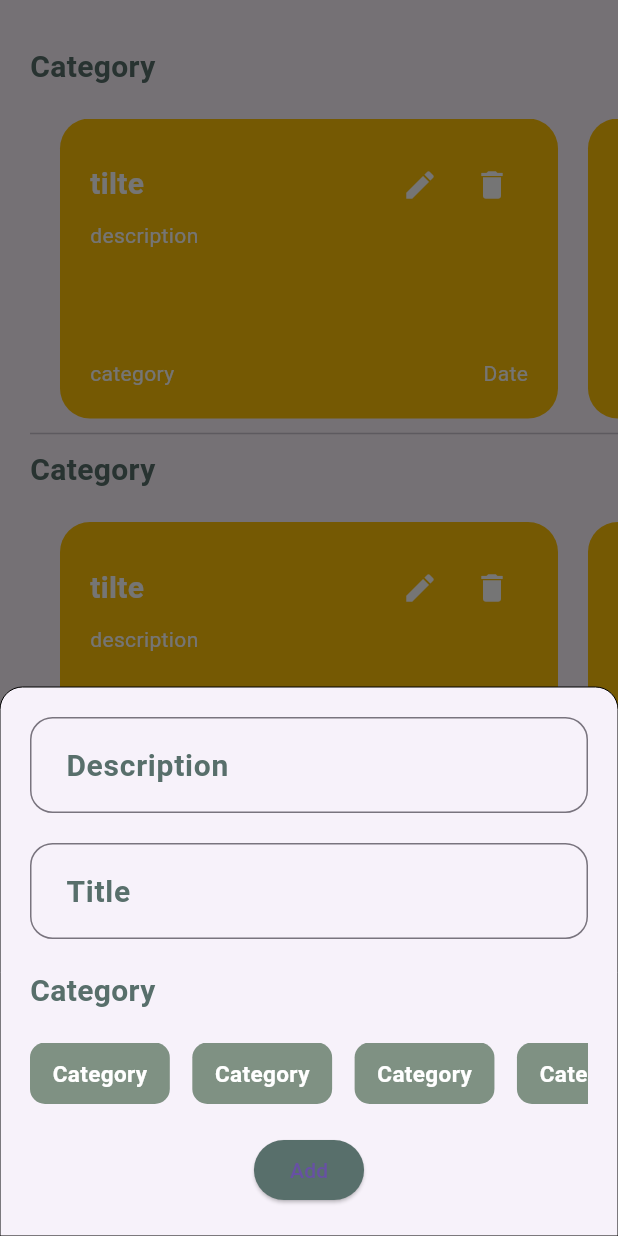
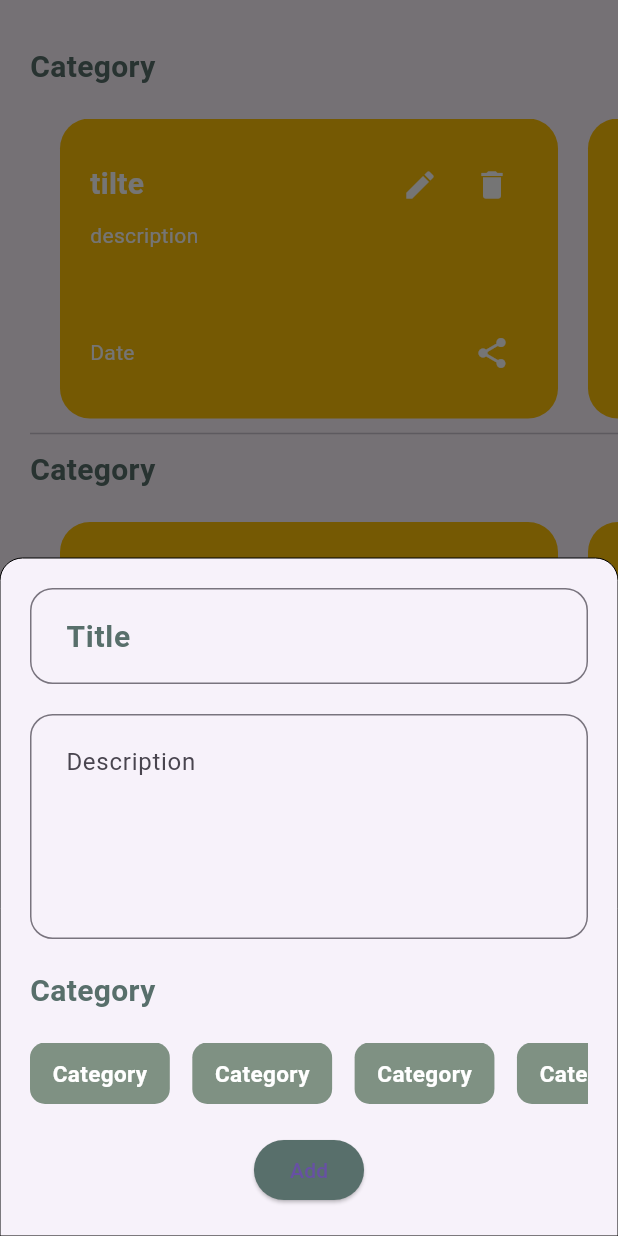
Before and after one commit to muhammed-aslam-pm/Notes-App, a Flutter app: the screen it shows after launch, after a tap on the "add" icon, on a phone screen of 412 x 824 dp. Run offline on Flutter 3.47's test engine with Material 3 defaults, Android fonts, the phone set to English and light mode, and no system bars.

Commit message:
hive installed

```diff
--- a/lib/view/home_screen/home_screen.dart
+++ b/lib/view/home_screen/home_screen.dart
@@ -61,7 +61,7 @@ class _HomeScreenState extends State<HomeScreen> {
                 TextField(
                   maxLines: 1,
                   decoration: InputDecoration(
-                    labelText: "Description",
+                    labelText: "Title",
                     labelStyle: TextStyle(
                         color: ColorConstants.primaryColor,
                         fontSize: 20,
@@ -78,10 +78,17 @@ class _HomeScreenState extends State<HomeScreen> {
                 SizedBox(
                   height: 20,
                 ),
-                TextField(
+                SizedBox(
+                  height: 150,
+                  child: TextField(
                     maxLines: null,
+                    expands: true,
+                    textAlignVertical: TextAlignVertical.top,
+                    textAlign: TextAlign.start,
+                    keyboardType: TextInputType.multiline,
                     decoration: InputDecoration(
-                    labelText: "Title",
+                      hintText: "Description",
+
                       labelStyle: TextStyle(
                           color: ColorConstants.primaryColor,
                           fontSize: 20,
@@ -93,6 +100,7 @@ class _HomeScreenState extends State<HomeScreen> {
                           )),
                       isDense: false, // Added this
                       contentPadding: EdgeInsets.all(20),
+                    ),
                   ),
                 ),
                 SizedBox(
--- a/lib/view/home_screen/widgets/note_widget.dart
+++ b/lib/view/home_screen/widgets/note_widget.dart
@@ -86,17 +86,17 @@ class NoteWidgets extends StatelessWidget {
                           mainAxisAlignment: MainAxisAlignment.spaceBetween,
                           children: [
                             Text(
-                              "category",
+                              "Date",
                               maxLines: 3,
                               overflow: TextOverflow.ellipsis,
                               style: TextStyle(color: Colors.white),
                             ),
-                            Text(
-                              "Date",
-                              maxLines: 3,
-                              overflow: TextOverflow.ellipsis,
-                              style: TextStyle(color: Colors.white),
-                            )
+                            IconButton(
+                                onPressed: () {},
+                                icon: Icon(
+                                  Icons.share,
+                                  color: Colors.white,
+                                ))
                           ],
                         )
                       ],
```
Also changed, not shown: pubspec.yaml (+6 -17 lines), pubspec.lock, 1 other file. Lines whose indentation alone changed are shown as unchanged.
